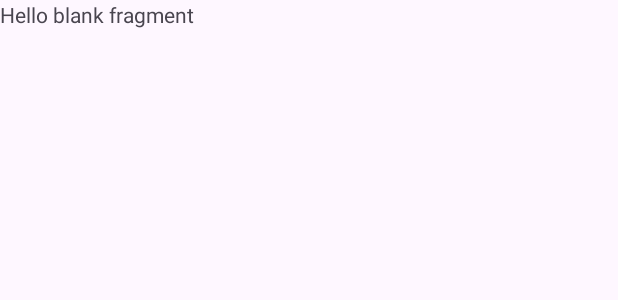
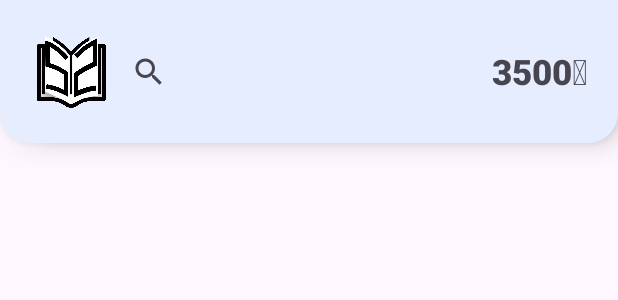
Before and after one commit to pixlfehler/StudyShare, an Android app: the layout fragment_search.xml on its own in the app's theme, with its tools: preview values and no code run, on a phone screen of 412 x 824 dp. Shown: the top 300 px of the screen. Run offline under Robolectric (Android 15) with nearby library versions, the light colour scheme and no system bars; Roboto replaces fonts that are not available here.

Commit message:
neues Desinge für die Seache view und der liberety

```diff
--- a/app/src/main/res/layout/fragment_search.xml
+++ b/app/src/main/res/layout/fragment_search.xml
@@ -1,14 +1,66 @@
 <?xml version="1.0" encoding="utf-8"?>
-<FrameLayout xmlns:android="http://schemas.android.com/apk/res/android"
+<androidx.constraintlayout.widget.ConstraintLayout
+    xmlns:android="http://schemas.android.com/apk/res/android"
+    xmlns:app="http://schemas.android.com/apk/res-auto"
     xmlns:tools="http://schemas.android.com/tools"
     android:layout_width="match_parent"
     android:layout_height="match_parent"
-    tools:context=".ui.searchFragment">
+    tools:context=".ui.HomeFragment">
 
-    <!-- TODO: Update blank fragment layout -->
-    <TextView
+    <androidx.constraintlayout.widget.ConstraintLayout
+        android:id="@+id/topBar"
         android:layout_width="match_parent"
-        android:layout_height="match_parent"
-        android:text="@string/hello_blank_fragment" />
+        android:layout_height="wrap_content"
+        android:background="@drawable/xp_bar_background_rounded_corners"
+        android:elevation="10dp"
+        app:layout_constraintEnd_toEndOf="parent"
+        app:layout_constraintStart_toStartOf="parent"
+        app:layout_constraintTop_toTopOf="parent">
 
-</FrameLayout>
+        <ImageView
+            android:id="@+id/imageView3"
+            android:layout_width="55dp"
+            android:layout_height="55dp"
+            android:layout_marginStart="20dp"
+            android:layout_marginTop="20dp"
+            android:layout_marginBottom="20dp"
+            android:alpha="1"
+            android:src="@drawable/studyshare_transparent"
+            app:layout_constraintBottom_toBottomOf="parent"
+            app:layout_constraintStart_toStartOf="parent"
+            app:layout_constraintTop_toTopOf="parent" />
+
+        <androidx.appcompat.widget.SearchView
+            android:id="@+id/search_baronview"
+            android:layout_width="234dp"
+            android:layout_height="48dp"
+            android:layout_marginTop="24dp"
+            android:accessibilityPaneTitle="Suche"
+            app:layout_constraintEnd_toStartOf="@+id/textView7"
+            app:layout_constraintHorizontal_bias="0.0"
+            app:layout_constraintStart_toEndOf="@+id/imageView3"
+            app:layout_constraintTop_toTopOf="parent" />
+
+        <TextView
+            android:id="@+id/textView7"
+            android:layout_width="wrap_content"
+            android:layout_height="wrap_content"
+            android:layout_marginEnd="20dp"
+            android:fontFamily="sans-serif-black"
+            android:text="3500🪙"
+            android:textSize="23sp"
+            app:layout_constraintBottom_toBottomOf="parent"
+            app:layout_constraintEnd_toEndOf="parent"
+            app:layout_constraintTop_toTopOf="parent" />
+    </androidx.constraintlayout.widget.ConstraintLayout>
+
+    <androidx.recyclerview.widget.RecyclerView
+        android:id="@+id/RVdokumentsuche"
+        android:layout_width="match_parent"
+        android:layout_height="wrap_content"
+        android:layout_marginTop="4dp"
+        app:layout_constraintEnd_toEndOf="parent"
+        app:layout_constraintHorizontal_bias="1.0"
+        app:layout_constraintStart_toStartOf="parent"
+        app:layout_constraintTop_toBottomOf="@+id/topBar" />
+</androidx.constraintlayout.widget.ConstraintLayout>
```
Also changed, not shown: app/src/main/res/layout/fragment_library.xml (+47 -7 lines).
